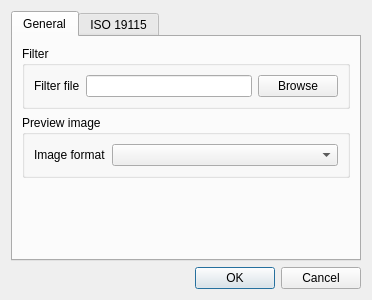
nextgis/qgis_metatools, file src/ui/ui_settings.ui: the form before one commit.
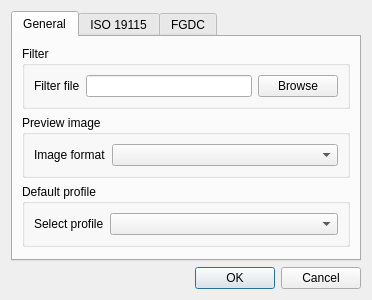
The form after the commit.

Commit message: - Merge FGDC branch - Add export/import functions - Add FGDC tools - Add FGDC validator - Add print and copy actions for metadata viewer - Add experimental version of PostgreSql metadata extension - Fix translates loader bug (only language name in translate files. ex: metatools_ru.qm)

```diff
--- a/src/ui/ui_settings.ui
+++ b/src/ui/ui_settings.ui
@@ -76,6 +76,25 @@
          </layout>
         </widget>
        </item>
+       <item>
+        <widget class="QGroupBox" name="groupBox_3">
+         <property name="title">
+          <string>Default profile</string>
+         </property>
+         <layout class="QFormLayout" name="formLayout_3">
+          <item row="0" column="0">
+           <widget class="QLabel" name="defaultProfileLabel">
+            <property name="text">
+             <string>Select profile</string>
+            </property>
+           </widget>
+          </item>
+          <item row="0" column="1">
+           <widget class="QComboBox" name="defaultProfileComboBox"/>
+          </item>
+         </layout>
+        </widget>
+       </item>
        <item>
         <spacer name="verticalSpacer">
          <property name="orientation">
@@ -100,14 +119,31 @@
         <enum>QFormLayout::ExpandingFieldsGrow</enum>
        </property>
        <item row="0" column="0">
-        <widget class="QLabel" name="defaultProfileLabel">
+        <widget class="QLabel" name="label_3">
          <property name="text">
-          <string>Default profile</string>
+          <string>View stylesheet</string>
          </property>
         </widget>
        </item>
        <item row="0" column="1">
-        <widget class="QComboBox" name="defaultProfileComboBox"/>
+        <widget class="QComboBox" name="cmbIsoViewStylesheet"/>
+       </item>
+      </layout>
+     </widget>
+     <widget class="QWidget" name="fgdcTab">
+      <attribute name="title">
+       <string>FGDC</string>
+      </attribute>
+      <layout class="QFormLayout" name="formLayout_4">
+       <item row="0" column="0">
+        <widget class="QLabel" name="label_4">
+         <property name="text">
+          <string>View stylesheet</string>
+         </property>
+        </widget>
+       </item>
+       <item row="0" column="1">
+        <widget class="QComboBox" name="cmbFgdcViewStylesheet"/>
        </item>
       </layout>
      </widget>
```
Left out of the diff: 5 changed lines with no effect on the pictures. The commit also changes 74 other files.
